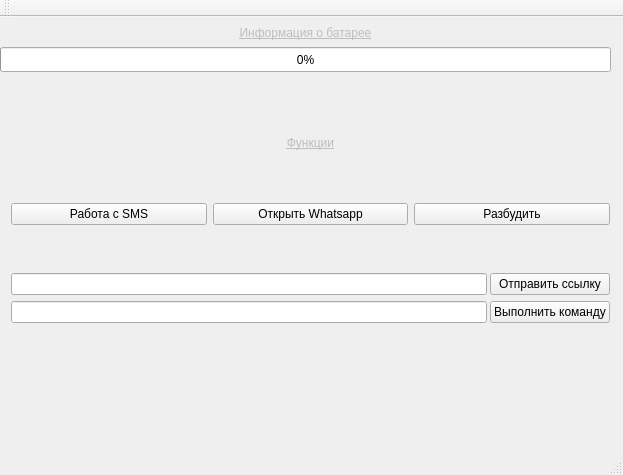
Before: the Qt Designer form mainwindow.ui in andrusha10t500/InfoPhone, drawn with Qt 5.
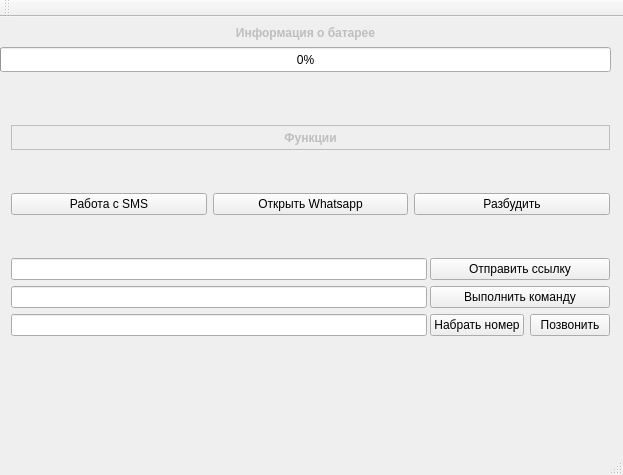
After: the same form once the commit is applied.

What changed in the file:
```diff
--- a/mainwindow.ui
+++ b/mainwindow.ui
@@ -40,9 +40,15 @@
        </property>
        <property name="font">
         <font>
-         <underline>true</underline>
+         <family>Arial</family>
+         <weight>75</weight>
+         <bold>true</bold>
+         <underline>false</underline>
         </font>
        </property>
+       <property name="frameShape">
+        <enum>QFrame::Box</enum>
+       </property>
        <property name="text">
         <string>Функции</string>
        </property>
@@ -99,6 +105,9 @@
          <item>
           <widget class="QLineEdit" name="lineEdit_2"/>
          </item>
+         <item>
+          <widget class="QLineEdit" name="lineEdit_3"/>
+         </item>
         </layout>
        </item>
        <item>
@@ -117,6 +126,24 @@
            </property>
           </widget>
          </item>
+         <item>
+          <layout class="QHBoxLayout" name="horizontalLayout_3">
+           <item>
+            <widget class="QPushButton" name="pushButton_6">
+             <property name="text">
+              <string>Набрать номер</string>
+             </property>
+            </widget>
+           </item>
+           <item>
+            <widget class="QPushButton" name="pushButton_7">
+             <property name="text">
+              <string>Позвонить</string>
+             </property>
+            </widget>
+           </item>
+          </layout>
+         </item>
         </layout>
        </item>
       </layout>
@@ -208,7 +235,11 @@
     </property>
     <property name="font">
      <font>
-      <underline>true</underline>
+      <family>Arial</family>
+      <weight>75</weight>
+      <italic>false</italic>
+      <bold>true</bold>
+      <underline>false</underline>
      </font>
     </property>
     <property name="text">
```
